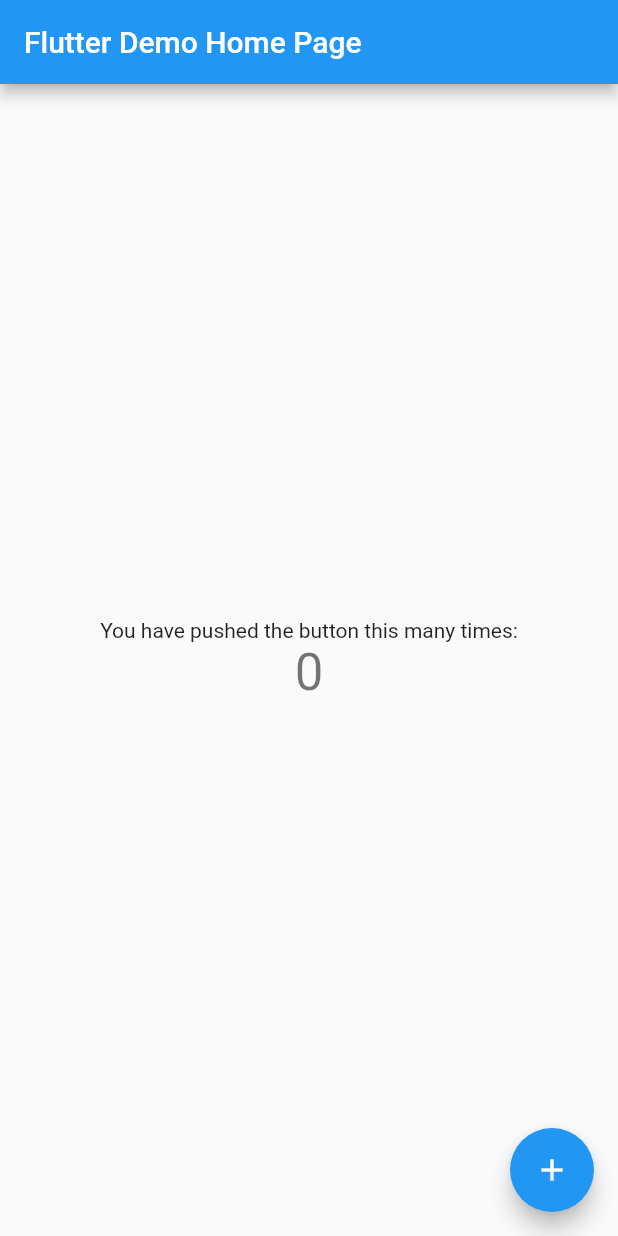
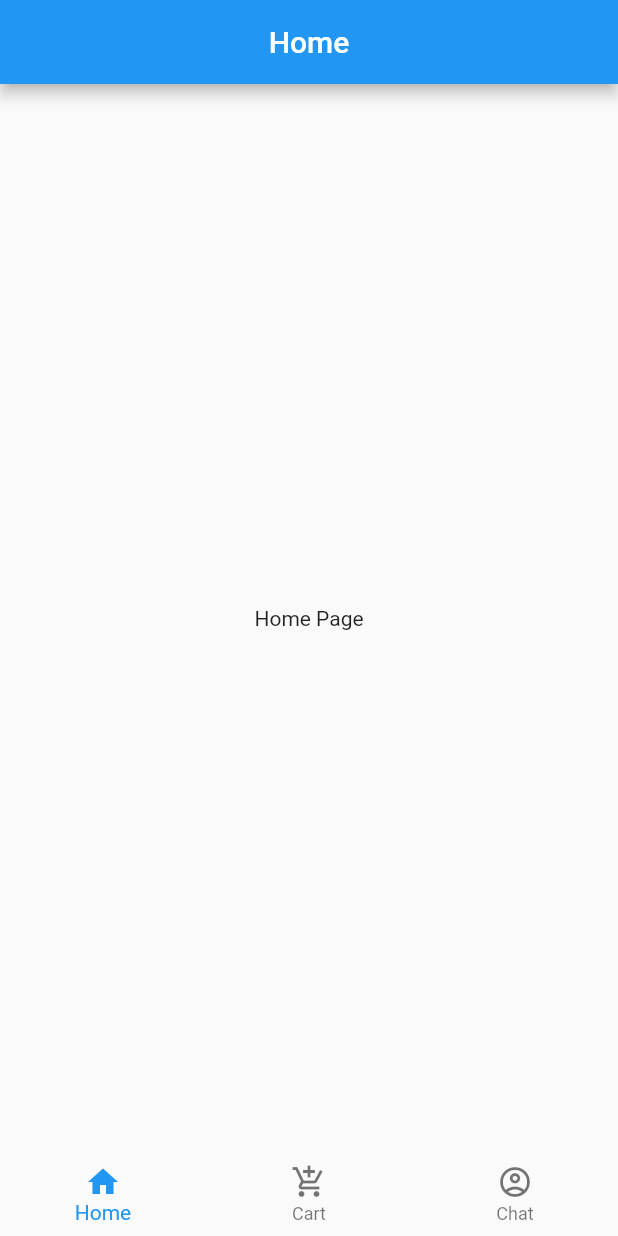
Before and after one commit to cmtboy/e_shop, a Flutter app: the screen it shows after launch, on a phone screen of 412 x 824 dp. Run offline on Flutter 3.47's test engine with Material 2 defaults, Android fonts, the light colour scheme and no system bars.

Commit message:
class room

```diff
--- /dev/null
+++ b/lib/CartScreen.dart
@@ -0,0 +1,16 @@
+import 'package:flutter/material.dart';
+
+class CartScreen extends StatelessWidget {
+  const CartScreen({super.key});
+
+  @override
+  Widget build(BuildContext context) {
+    return Scaffold(
+      appBar: AppBar(
+        title: Text("Cart"),
+        centerTitle: true,
+      ),
+      body: Center(child: Text("Cart Screen")),
+    );
+  }
+}
--- /dev/null
+++ b/lib/HomeScreen.dart
@@ -0,0 +1,16 @@
+import 'package:flutter/material.dart';
+
+class HomeScreen extends StatelessWidget {
+  const HomeScreen({super.key});
+
+  @override
+  Widget build(BuildContext context) {
+    return Scaffold(
+      appBar: AppBar(
+        title: Text("Home"),
+        centerTitle: true,
+      ),
+      body: Center(child: Text("Home Page")),
+    );
+  }
+}
--- /dev/null
+++ b/lib/ProfileScreen.dart
@@ -0,0 +1,18 @@
+import 'package:flutter/material.dart';
+import 'package:flutter/src/widgets/container.dart';
+import 'package:flutter/src/widgets/framework.dart';
+
+class ProfileScreen extends StatelessWidget {
+  const ProfileScreen({super.key});
+
+  @override
+  Widget build(BuildContext context) {
+    return Scaffold(
+      appBar: AppBar(
+        title: Text("Profile"),
+        centerTitle: true,
+      ),
+      body: Center(child: Text("Profile Screen")),
+    );
+  }
+}
--- a/lib/main.dart
+++ b/lib/main.dart
@@ -1,115 +1,78 @@
+import 'package:e_shop/ProfileScreen.dart';
 import 'package:flutter/material.dart';
+import 'HomeScreen.dart';
+import 'CartScreen.dart';
 
 void main() {
-  runApp(const MyApp());
+  runApp(const EShop());
 }
 
-class MyApp extends StatelessWidget {
-  const MyApp({super.key});
+class EShop extends StatelessWidget {
+  const EShop({super.key});
 
-  // This widget is the root of your application.
   @override
   Widget build(BuildContext context) {
-    return MaterialApp(
-      title: 'Flutter Demo',
-      theme: ThemeData(
-        // This is the theme of your application.
-        //
-        // Try running your application with "flutter run". You'll see the
-        // application has a blue toolbar. Then, without quitting the app, try
-        // changing the primarySwatch below to Colors.green and then invoke
-        // "hot reload" (press "r" in the console where you ran "flutter run",
-        // or simply save your changes to "hot reload" in a Flutter IDE).
-        // Notice that the counter didn't reset back to zero; the application
-        // is not restarted.
-        primarySwatch: Colors.blue,
-      ),
-      home: const MyHomePage(title: 'Flutter Demo Home Page'),
+    return const MaterialApp(
+      debugShowCheckedModeBanner: false,
+      home: MyBottomNavBar(),
     );
   }
 }
 
-class MyHomePage extends StatefulWidget {
-  const MyHomePage({super.key, required this.title});
-
-  // This widget is the home page of your application. It is stateful, meaning
-  // that it has a State object (defined below) that contains fields that affect
-  // how it looks.
-
-  // This class is the configuration for the state. It holds the values (in this
-  // case the title) provided by the parent (in this case the App widget) and
-  // used by the build method of the State. Fields in a Widget subclass are
-  // always marked "final".
-
-  final String title;
+class MyBottomNavBar extends StatefulWidget {
+  const MyBottomNavBar({Key? key}) : super(key: key);
 
   @override
-  State<MyHomePage> createState() => _MyHomePageState();
+  State<MyBottomNavBar> createState() => _MyBottomNavBarState();
 }
 
-class _MyHomePageState extends State<MyHomePage> {
-  int _counter = 0;
+class _MyBottomNavBarState extends State<MyBottomNavBar> {
+  int _selectedIndex = 0;
 
-  void _incrementCounter() {
-    setState(() {
-      // This call to setState tells the Flutter framework that something has
-      // changed in this State, which causes it to rerun the build method below
-      // so that the display can reflect the updated values. If we changed
-      // _counter without calling setState(), then the build method would not be
-      // called again, and so nothing would appear to happen.
-      _counter++;
-    });
-  }
+  static const List<Widget> _widgetOptions = <Widget>[
+    HomeScreen(),
+    CartScreen(),
+    ProfileScreen(),
+  ];
+
+  //Implementing Bottom Navigation Bar
 
   @override
   Widget build(BuildContext context) {
-    // This method is rerun every time setState is called, for instance as done
-    // by the _incrementCounter method above.
-    //
-    // The Flutter framework has been optimized to make rerunning build methods
-    // fast, so that you can just rebuild anything that needs updating rather
-    // than having to individually change instances of widgets.
-    return Scaffold(
-      appBar: AppBar(
-        // Here we take the value from the MyHomePage object that was created by
-        // the App.build method, and use it to set our appbar title.
-        title: Text(widget.title),
+    return SafeArea(
+      child: Scaffold(
+        body: Center(
+          child: _widgetOptions.elementAt(_selectedIndex),
+        ),
+        bottomNavigationBar: BottomNavigationBar(
+            type: BottomNavigationBarType.fixed,
+            elevation: 0,
+            items: const [
+              BottomNavigationBarItem(
+                activeIcon: Icon(
+                  Icons.home,
+                ),
+                icon: Icon(Icons.home_outlined),
+                label: "Home",
+              ),
+              BottomNavigationBarItem(
+                activeIcon: Icon(Icons.add_shopping_cart),
+                icon: Icon(Icons.add_shopping_cart_outlined),
+                label: "Cart",
+              ),
+              BottomNavigationBarItem(
+                activeIcon: Icon(Icons.account_circle),
+                icon: Icon(Icons.account_circle_outlined),
+                label: "Chat",
+              ),
+            ],
+            currentIndex: _selectedIndex,
+            onTap: (int index) {
+              setState(() {
+                _selectedIndex = index;
+              });
+            }),
       ),
-      body: Center(
-        // Center is a layout widget. It takes a single child and positions it
-        // in the middle of the parent.
-        child: Column(
-          // Column is also a layout widget. It takes a list of children and
-          // arranges them vertically. By default, it sizes itself to fit its
-          // children horizontally, and tries to be as tall as its parent.
-          //
-          // Invoke "debug painting" (press "p" in the console, choose the
-          // "Toggle Debug Paint" action from the Flutter Inspector in Android
-          // Studio, or the "Toggle Debug Paint" command in Visual Studio Code)
-          // to see the wireframe for each widget.
-          //
-          // Column has various properties to control how it sizes itself and
-          // how it positions its children. Here we use mainAxisAlignment to
-          // center the children vertically; the main axis here is the vertical
-          // axis because Columns are vertical (the cross axis would be
-          // horizontal).
-          mainAxisAlignment: MainAxisAlignment.center,
-          children: <Widget>[
-            const Text(
-              'You have pushed the button this many times:',
-            ),
-            Text(
-              '$_counter',
-              style: Theme.of(context).textTheme.headline4,
-            ),
-          ],
-        ),
-      ),
-      floatingActionButton: FloatingActionButton(
-        onPressed: _incrementCounter,
-        tooltip: 'Increment',
-        child: const Icon(Icons.add),
-      ), // This trailing comma makes auto-formatting nicer for build methods.
     );
   }
 }
```
Also changed, not shown: 1 other file.
